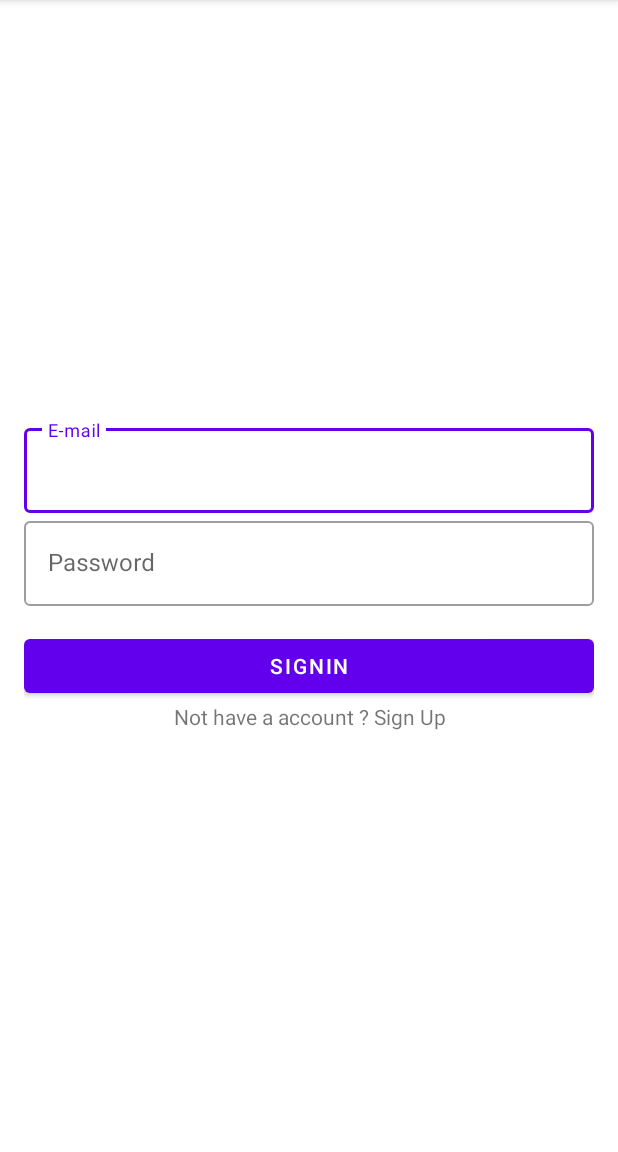
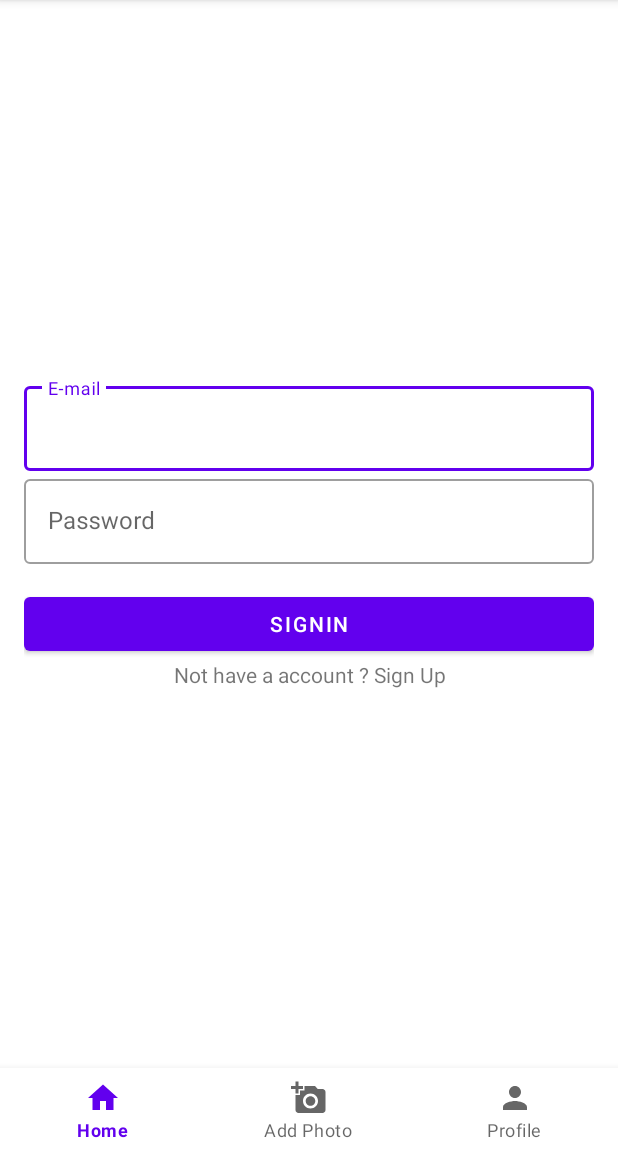
Before and after one commit to IAGuapacha/BlogApp, an Android app: the screen it shows after launch (MainActivity), on a phone screen of 412 x 824 dp, the part 84-1236 px from its top. Run offline under Robolectric (Android 15) with nearby library versions, the phone set to English and light mode, and no system bars; our stand-ins replace Firebase (no records; nobody signed in at launch, a user with empty details on screens opened directly), navigation-ui; 1 statement that could not run was skipped.

Commit message:
Se agregan los botones de navegacion

```diff
--- a/app/src/main/java/com/iaguapacha/blogapp/MainActivity.kt
+++ b/app/src/main/java/com/iaguapacha/blogapp/MainActivity.kt
@@ -3,14 +3,47 @@ package com.iaguapacha.blogapp
 
 import androidx.appcompat.app.AppCompatActivity
 import android.os.Bundle
+import android.view.View
+import androidx.navigation.NavController
+import androidx.navigation.findNavController
+import androidx.navigation.fragment.NavHostFragment
+import androidx.navigation.ui.setupWithNavController
+import com.iaguapacha.blogapp.core.hide
+import com.iaguapacha.blogapp.core.show
+import com.iaguapacha.blogapp.databinding.ActivityMainBinding
 
 
 class MainActivity : AppCompatActivity() {
 
+    private lateinit var binding: ActivityMainBinding
+    private lateinit var navController: NavController
+
     override fun onCreate(savedInstanceState: Bundle?) {
         super.onCreate(savedInstanceState)
-        setContentView(R.layout.activity_main)
-
+        binding = ActivityMainBinding.inflate(layoutInflater)
+        setContentView(binding.root)
+        val navHostFragment =
+            supportFragmentManager.findFragmentById(R.id.nav_host_fragment) as NavHostFragment
+        val navController = navHostFragment.navController
+        binding.bottomNavigationView.setupWithNavController(navController)
+        observeDestinationChange()
     }
 
+    private fun observeDestinationChange() {
+        navController.addOnDestinationChangedListener { controller, destination, arguments ->
+            when (destination.id) {
+                R.id.loginFragment -> {
+                    binding.bottomNavigationView.hide()
+                }
+
+                R.id.registerFragment -> {
+                    binding.bottomNavigationView.hide()
+                }
+
+                else -> {
+                    binding.bottomNavigationView.show()
+                }
+            }
+        }
+    }
 }
--- /dev/null
+++ b/app/src/main/res/drawable/ic_baseline_add_a_photo_24.xml
@@ -0,0 +1,10 @@
+<vector xmlns:android="http://schemas.android.com/apk/res/android"
+    android:width="24dp"
+    android:height="24dp"
+    android:viewportWidth="24"
+    android:viewportHeight="24"
+    android:tint="?attr/colorControlNormal">
+  <path
+      android:fillColor="@android:color/white"
+      android:pathData="M3,4V1h2v3h3v2H5v3H3V6H0V4H3zM6,10V7h3V4h7l1.83,2H21c1.1,0 2,0.9 2,2v12c0,1.1 -0.9,2 -2,2H5c-1.1,0 -2,-0.9 -2,-2V10H6zM13,19c2.76,0 5,-2.24 5,-5s-2.24,-5 -5,-5s-5,2.24 -5,5S10.24,19 13,19zM9.8,14c0,1.77 1.43,3.2 3.2,3.2s3.2,-1.43 3.2,-3.2s-1.43,-3.2 -3.2,-3.2S9.8,12.23 9.8,14z"/>
+</vector>
--- /dev/null
+++ b/app/src/main/res/drawable/ic_baseline_home_24.xml
@@ -0,0 +1,10 @@
+<vector xmlns:android="http://schemas.android.com/apk/res/android"
+    android:width="24dp"
+    android:height="24dp"
+    android:viewportWidth="24"
+    android:viewportHeight="24"
+    android:tint="?attr/colorControlNormal">
+  <path
+      android:fillColor="@android:color/white"
+      android:pathData="M10,20v-6h4v6h5v-8h3L12,3 2,12h3v8z"/>
+</vector>
--- /dev/null
+++ b/app/src/main/res/drawable/ic_baseline_person_24.xml
@@ -0,0 +1,10 @@
+<vector xmlns:android="http://schemas.android.com/apk/res/android"
+    android:width="24dp"
+    android:height="24dp"
+    android:viewportWidth="24"
+    android:viewportHeight="24"
+    android:tint="?attr/colorControlNormal">
+  <path
+      android:fillColor="@android:color/white"
+      android:pathData="M12,12c2.21,0 4,-1.79 4,-4s-1.79,-4 -4,-4 -4,1.79 -4,4 1.79,4 4,4zM12,14c-2.67,0 -8,1.34 -8,4v2h16v-2c0,-2.66 -5.33,-4 -8,-4z"/>
+</vector>
--- a/app/src/main/res/layout/activity_main.xml
+++ b/app/src/main/res/layout/activity_main.xml
@@ -1,5 +1,5 @@
 <?xml version="1.0" encoding="utf-8"?>
-<LinearLayout xmlns:android="http://schemas.android.com/apk/res/android"
+<androidx.constraintlayout.widget.ConstraintLayout xmlns:android="http://schemas.android.com/apk/res/android"
     xmlns:app="http://schemas.android.com/apk/res-auto"
     xmlns:tools="http://schemas.android.com/tools"
     android:layout_width="match_parent"
@@ -10,12 +10,25 @@
 
     <androidx.fragment.app.FragmentContainerView
         android:id="@+id/nav_host_fragment"
+        android:name="androidx.navigation.fragment.NavHostFragment"
         android:layout_width="match_parent"
-        android:layout_height="match_parent"
-        android:name="androidx.navigation.fragment.NavHostFragment"
+        android:layout_height="0dp"
         app:defaultNavHost="true"
-        app:navGraph="@navigation/main_graph"/>
+        app:layout_constraintBottom_toTopOf="@+id/bottomNavigationView"
+        app:layout_constraintEnd_toEndOf="parent"
+        app:layout_constraintStart_toStartOf="parent"
+        app:layout_constraintTop_toTopOf="parent"
+        app:navGraph="@navigation/main_graph" />
+
+    <com.google.android.material.bottomnavigation.BottomNavigationView
+        android:id="@+id/bottomNavigationView"
+        android:layout_width="match_parent"
+        android:layout_height="wrap_content"
+        app:layout_constraintBottom_toBottomOf="parent"
+        app:layout_constraintEnd_toEndOf="parent"
+        app:layout_constraintStart_toStartOf="parent"
+        app:menu="@menu/navigation_menu"/>
 
 
 
-</LinearLayout>
+</androidx.constraintlayout.widget.ConstraintLayout>
--- /dev/null
+++ b/app/src/main/res/menu/navigation_menu.xml
@@ -0,0 +1,15 @@
+<?xml version="1.0" encoding="utf-8"?>
+<menu xmlns:android="http://schemas.android.com/apk/res/android">
+
+    <item android:id="@+id/homeScreenFragment"
+        android:icon="@drawable/ic_baseline_home_24"
+        android:title="Home"/>
+
+    <item android:id="@+id/cameraFragment"
+        android:icon="@drawable/ic_baseline_add_a_photo_24"
+        android:title="Add Photo"/>
+
+    <item android:id="@+id/profileFragment"
+        android:icon="@drawable/ic_baseline_person_24"
+        android:title="Profile"/>
+</menu>
--- a/app/src/main/res/navigation/main_graph.xml
+++ b/app/src/main/res/navigation/main_graph.xml
@@ -35,4 +35,14 @@
             android:id="@+id/action_registerFragment_to_homeScreenFragment"
             app:destination="@id/homeScreenFragment" />
     </fragment>
+    <fragment
+        android:id="@+id/cameraFragment"
+        android:name="com.iaguapacha.blogapp.ui.camera.CameraFragment"
+        android:label="fragment_camera"
+        tools:layout="@layout/fragment_camera" />
+    <fragment
+        android:id="@+id/profileFragment"
+        android:name="com.iaguapacha.blogapp.ui.profile.ProfileFragment"
+        android:label="fragment_profile"
+        tools:layout="@layout/fragment_profile" />
 </navigation>
```
Also changed, not shown: app/src/main/java/com/iaguapacha/blogapp/core/Viewextension.kt (added, +11 -0 lines), app/src/main/java/com/iaguapacha/blogapp/ui/camera/CameraFragment.kt (added, +16 -0 lines), app/src/main/java/com/iaguapacha/blogapp/ui/profile/ProfileFragment.kt (added, +18 -0 lines), app/src/main/res/layout/fragment_camera.xml (added, +14 -0 lines), app/src/main/res/layout/fragment_profile.xml (added, +14 -0 lines).
